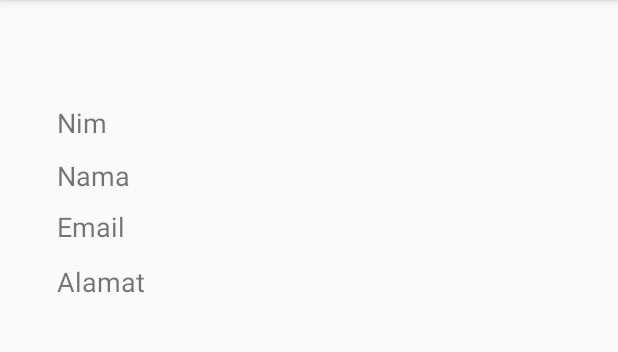
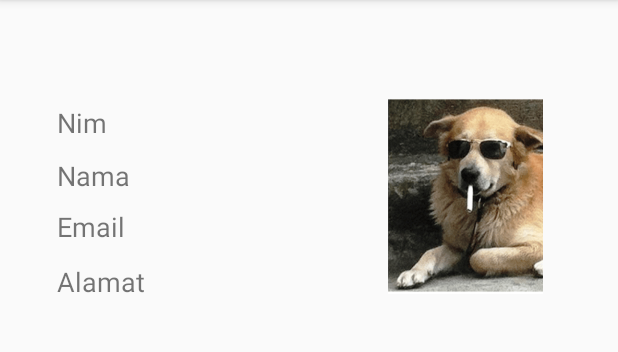
Before and after one commit to DanielSNugraha/PrototypeProgmob, an Android app: the LihatDataMhsActivity screen opened directly, with no data from a screen before it, on a phone screen of 412 x 824 dp, the part 84-436 px from its top. Run offline under Robolectric (Android 15) with nearby library versions, the light colour scheme and no system bars.

Commit message:
Ujian Progmob ya

```diff
--- a/app/src/main/res/layout/activity_lihat_data_mhs.xml
+++ b/app/src/main/res/layout/activity_lihat_data_mhs.xml
@@ -10,6 +10,7 @@
         android:id="@+id/imageView3"
         android:layout_width="130dp"
         android:layout_height="130dp"
+        android:src="@drawable/mhs2"
         app:layout_constraintBottom_toBottomOf="parent"
         app:layout_constraintEnd_toEndOf="parent"
         app:layout_constraintHorizontal_bias="0.871"
```
